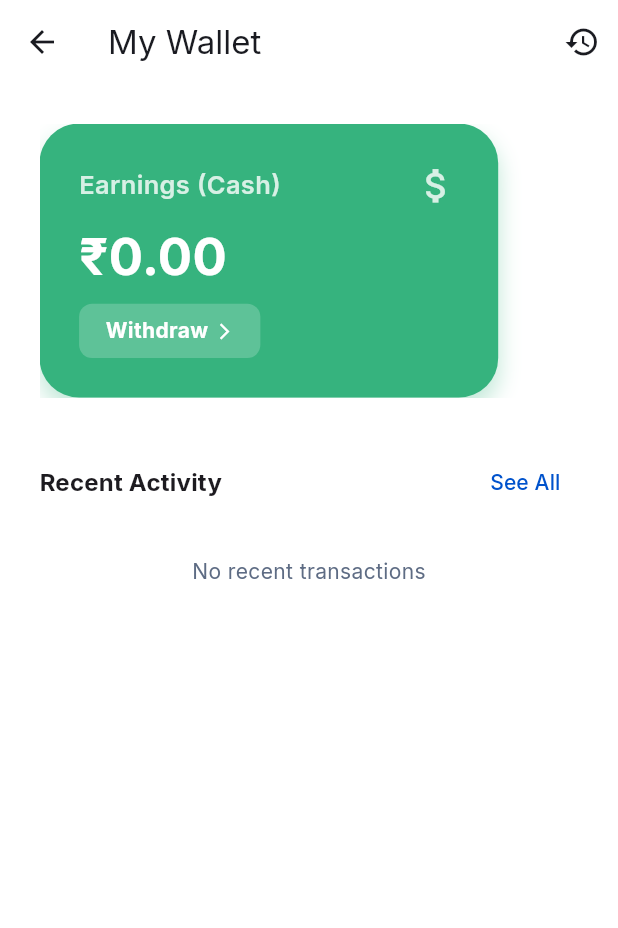
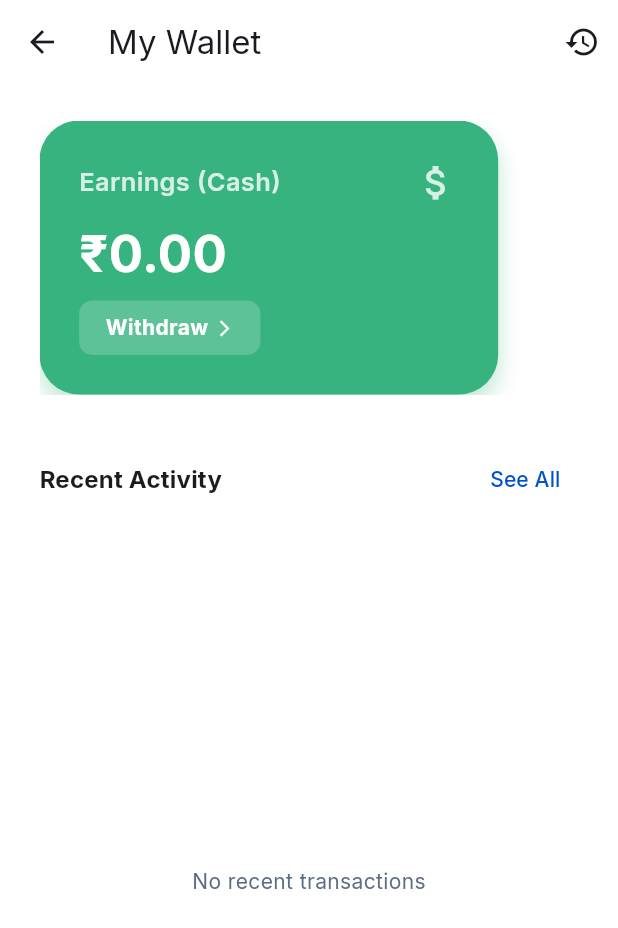
Before and after one commit to vedantmohite26/bachelor-freelancer-app, a Flutter app: the WalletScreen screen opened directly, on a phone screen of 412 x 824 dp. Shown: the top 928 px of the screen. Run offline on Flutter 3.47's test engine with Material 3 defaults, Android fonts, the phone set to English and light mode, and no system bars; drawn by our look-alikes of dynamic_color; our stand-ins replace cached_network_image, cloud_firestore, confetti, file_picker, firebase_auth, firebase_core and 11 more; missing offline and left inert: cloudinary_public, exif, firebase_app_check, google_mlkit_text_recognition, mobile_scanner; accounts and stored records are empty; generated files the repository leaves out were written again.

Commit message:
⚡ Bolt: Optimized WalletScreen with list virtualization
- Refactored WalletScreen from SingleChildScrollView to CustomScrollView.
- Replaced shrinkWrap ListView with SliverList for transaction history.
- Improved performance from O(N) to O(visible) for the transaction list.
- Handled empty state using SliverFillRemaining.
- Updated .jules/bolt.md with performance learnings.

Co-authored-by: vedantmohite26 <186071956+vedantmohite26@users.noreply.github.com>

```diff
--- a/lib/features/wallet/screens/wallet_screen.dart
+++ b/lib/features/wallet/screens/wallet_screen.dart
@@ -79,8 +79,11 @@ class _WalletScreenState extends State<WalletScreen> {
           ),
         ],
       ),
-      body: SingleChildScrollView(
-        padding: EdgeInsets.all(24.w),
+      body: CustomScrollView(
+        slivers: [
+          SliverPadding(
+            padding: EdgeInsets.fromLTRB(24.w, 24.h, 24.w, 8.h),
+            sliver: SliverToBoxAdapter(
               child: Column(
                 children: [
                   // 1. Balance Cards
@@ -101,7 +104,8 @@ class _WalletScreenState extends State<WalletScreen> {
                               onTap: () {
                                 ScaffoldMessenger.of(context).showSnackBar(
                                   const SnackBar(
-                              content: Text('Withdrawal feature coming soon!'),
+                                    content:
+                                        Text('Withdrawal feature coming soon!'),
                                   ),
                                 );
                               },
@@ -113,7 +117,8 @@ class _WalletScreenState extends State<WalletScreen> {
                               color: AppTheme.coinYellow,
                               icon: Icons.monetization_on_rounded, // Coin icon
                               buttonText: "Spend in Shop",
-                        textColor: Colors.black, // Better contrast on yellow
+                              textColor:
+                                  Colors.black, // Better contrast on yellow
                               onTap: () {
                                 Navigator.push(
                                   context,
@@ -136,7 +141,8 @@ class _WalletScreenState extends State<WalletScreen> {
                     children: [
                       Text(
                         "Recent Activity",
-                  style: Theme.of(context).textTheme.titleMedium?.copyWith(
+                        style:
+                            Theme.of(context).textTheme.titleMedium?.copyWith(
                               fontWeight: FontWeight.bold,
                             ),
                       ),
@@ -144,7 +150,8 @@ class _WalletScreenState extends State<WalletScreen> {
                         onPressed: () {
                           ScaffoldMessenger.of(context).showSnackBar(
                             const SnackBar(
-                        content: Text('Full transaction history coming soon!'),
+                              content:
+                                  Text('Full transaction history coming soon!'),
                             ),
                           );
                         },
@@ -152,21 +159,28 @@ class _WalletScreenState extends State<WalletScreen> {
                       ),
                     ],
                   ),
-            SizedBox(height: 8.h),
-
+                ],
+              ),
+            ),
+          ),
           Consumer<WalletService>(
             builder: (context, wallet, child) {
               if (wallet.transactions.isEmpty) {
-                  return Padding(
-                    padding: EdgeInsets.all(16.0.w),
-                    child: const Text("No recent transactions"),
+                return const SliverFillRemaining(
+                  hasScrollBody: false,
+                  child: Padding(
+                    padding: EdgeInsets.all(16.0),
+                    child: Center(child: Text("No recent transactions")),
+                  ),
                 );
               }
-                return ListView.builder(
-                  shrinkWrap: true,
-                  physics: const NeverScrollableScrollPhysics(),
-                  itemCount: wallet.transactions.length,
-                  itemBuilder: (context, index) {
+              // Replace shrinkWrap ListView with SliverList for virtualization
+              // This improves performance from O(N) to O(visible)
+              return SliverPadding(
+                padding: EdgeInsets.symmetric(horizontal: 24.w),
+                sliver: SliverList(
+                  delegate: SliverChildBuilderDelegate(
+                    (context, index) {
                       final txn = wallet.transactions[index];
                       final amount = (txn['amount'] as num).toDouble();
                       final isCoin = txn['isCoin'] as bool? ?? false;
@@ -181,11 +195,15 @@ class _WalletScreenState extends State<WalletScreen> {
                         isCoin: isCoin,
                       );
                     },
+                    childCount: wallet.transactions.length,
+                  ),
+                ),
               );
             },
           ),
+          // Add bottom padding
+          SliverToBoxAdapter(child: SizedBox(height: 24.h)),
         ],
-        ),
       ),
     );
   }
```
Also changed, not shown: 1 other file. Lines whose indentation alone changed are shown as unchanged.
